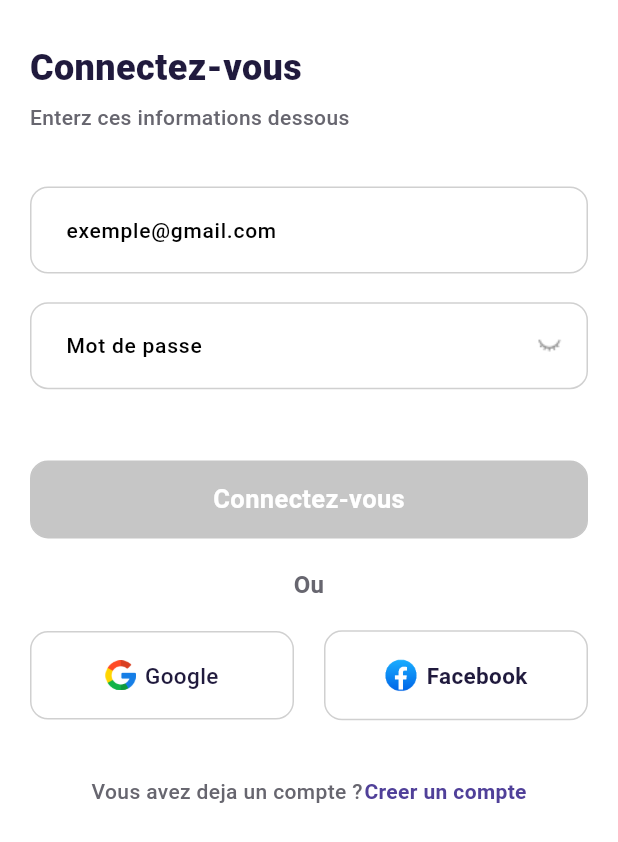
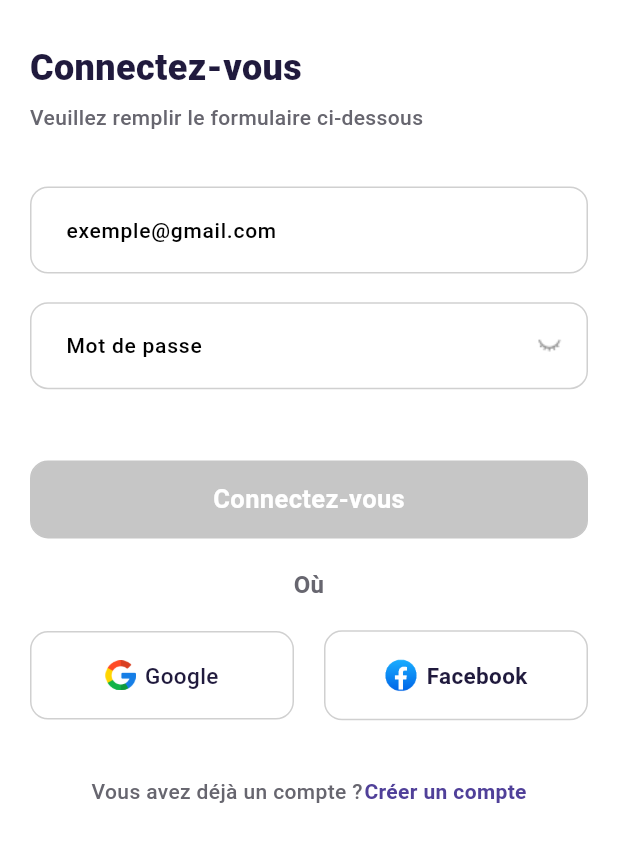
Before and after one commit to Gshot-Moses/Garage, a Flutter app: the screen it shows after launch, on a phone screen of 412 x 824 dp. Shown: the part 297-1139 px from the top of the screen. Run offline on Flutter 3.47's test engine with Material 3 defaults, Android fonts, the phone set to English and light mode, and no system bars; our stand-ins replace chopper, email_validator, get, shared_preferences; missing offline and left inert: cupertino_will_pop_scope, flutter_web_auth; generated files the repository leaves out were written again.

```diff
--- a/lib/common/local_storage.dart
+++ b/lib/common/local_storage.dart
@@ -20,4 +20,9 @@ class LocalStorage {
   Future<String?> getAccessToken() async {
     return await preferences.getString("access_token");
   }
+
+  Future<void> clearSession() async {
+    await preferences.remove("user_info");
+    await preferences.remove("access_token");
+  }
 }
--- a/lib/config/app_string.dart
+++ b/lib/config/app_string.dart
@@ -26,4 +26,5 @@ class AppString {
   static const String welcome = 'Welcome';
   static const String error = 'We encountered an error';
   static const String retry = 'Retry';
+  static const String logout = 'Logout';
 }
--- a/lib/features/signin/ui/sign_in_controller.dart
+++ b/lib/features/signin/ui/sign_in_controller.dart
@@ -65,6 +65,7 @@ class SignInController extends GetxController {
         var response = await _signInService.getUserInfo(userId!);
         if (response.isSuccessful) {
           await _cache.storeUserInfo(response.bodyString);
+          _state.value = _state.value.copy(isLoading: false);
           Get.to(const BottomNavigationScreen())?.then((value) => _state.value = _state.value.copy(isLoading: false));
         } else {
           _state.value = _state.value.copy(isLoading: false, hasFailed: true);
--- a/lib/localization/en_us.dart
+++ b/lib/localization/en_us.dart
@@ -26,5 +26,6 @@ final Map<String, String> enUS = {
   AppString.notHavingAnAccount: AppString.notHavingAnAccount,
   AppString.welcome: AppString.welcome,
   AppString.error: AppString.error,
-  AppString.retry: AppString.retry
+  AppString.retry: AppString.retry,
+  AppString.logout: AppString.logout
 };
--- a/lib/localization/fr_fr.dart
+++ b/lib/localization/fr_fr.dart
@@ -1,10 +1,10 @@
 import 'package:garage/config/app_string.dart';
 
 final Map<String, String> frFR = {
-  AppString.alreadyHaveAnAccount: "Vous avez deja un compte ?",
+  AppString.alreadyHaveAnAccount: "Vous avez déjà un compte ?",
   AppString.appointments: "Rendez-vous",
-  AppString.companies: "Garages",
-  AppString.confirmPassword: "Confirmer mot de passe",
+  AppString.companies: "Compagnies",
+  AppString.confirmPassword: "Confirmer votre mot de passe",
   AppString.home: "Accueil",
   AppString.emailHintText: "exemple@gmail.com",
   AppString.facebook: "Facebook",
@@ -12,19 +12,20 @@ final Map<String, String> frFR = {
   AppString.profile: "Mon Profil",
   AppString.nameHintText: "Votre nom",
   AppString.notMatch: "Pas de correspondance",
-  AppString.orLogInWith: "Ou",
+  AppString.orLogInWith: "Où",
   AppString.signIn: "Connectez-vous",
-  AppString.signUp: "Creer un compte",
+  AppString.signUp: "Créer un compte",
   AppString.seeAll: "Voir tous",
   AppString.serviceOperations: "Services",
   AppString.pleaseEnterConfirmPassword: "Confirmez votre mot de passe",
   AppString.pleaseEnterName: "Entrez votre nom",
-  AppString.pleaseEnterBelowDetail: "Enterz ces informations dessous",
+  AppString.pleaseEnterBelowDetail: "Veuillez remplir le formulaire ci-dessous",
   AppString.pleaseEnterValidEmail: "Entrez une addresse valide",
   AppString.passwordHintText: "Mot de passe",
   AppString.pleaseEnterPassword: "Entrez votre mot de passe",
   AppString.notHavingAnAccount: "Vous n'avez pas de compte ?",
   AppString.welcome: "Bienvenu",
-  AppString.error: "Erreur. Veuillez reessayer",
-  AppString.retry: "Reessayez"
+  AppString.error: "Erreur. Veuillez réessayer",
+  AppString.retry: "Réessayer",
+  AppString.logout: "Se déconnecter",
 };
```
Also changed, not shown: lib/features/home/user_profile/profile_screen.dart (+14 -7 lines).
